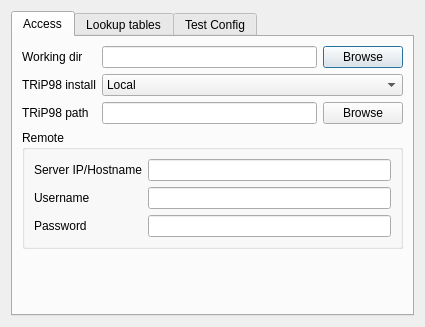
Old version of the form pytripgui/view/trip_config.ui in the repository pytrip/pytripgui.
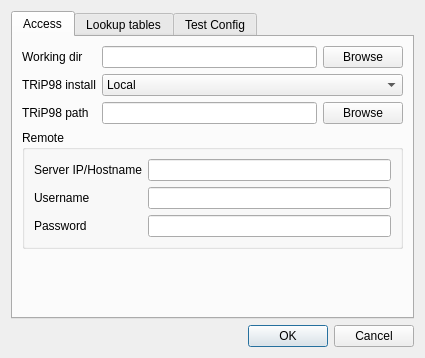
New version of the form. The open tabs and pages were chosen to show the change.

Commit message: Add OK, Cancel buttons

```diff
--- a/pytripgui/view/trip_config.ui
+++ b/pytripgui/view/trip_config.ui
@@ -7,7 +7,7 @@
     <x>0</x>
     <y>0</y>
     <width>425</width>
-    <height>327</height>
+    <height>358</height>
    </rect>
   </property>
   <property name="windowTitle">
@@ -306,6 +306,13 @@
      </widget>
     </widget>
    </item>
+   <item>
+    <widget class="QDialogButtonBox" name="accept_buttonBox">
+     <property name="standardButtons">
+      <set>QDialogButtonBox::Cancel|QDialogButtonBox::Ok</set>
+     </property>
+    </widget>
+   </item>
   </layout>
  </widget>
  <resources/>
```
Left out of the diff: 2 changed lines with no effect on the pictures. The commit also changes 3 other files.
